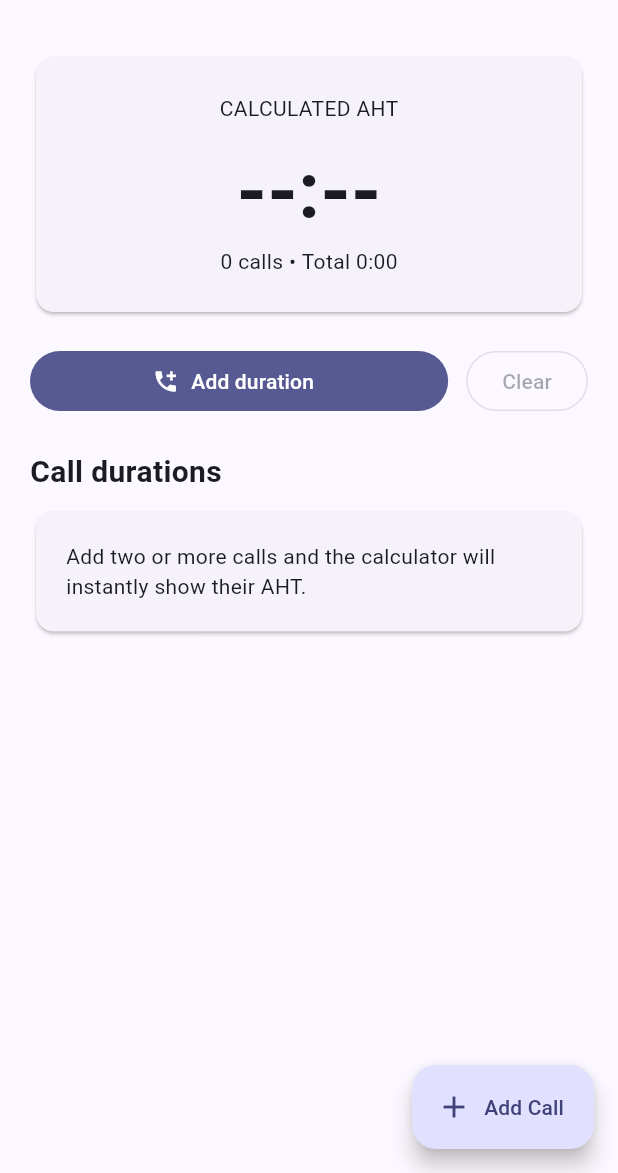
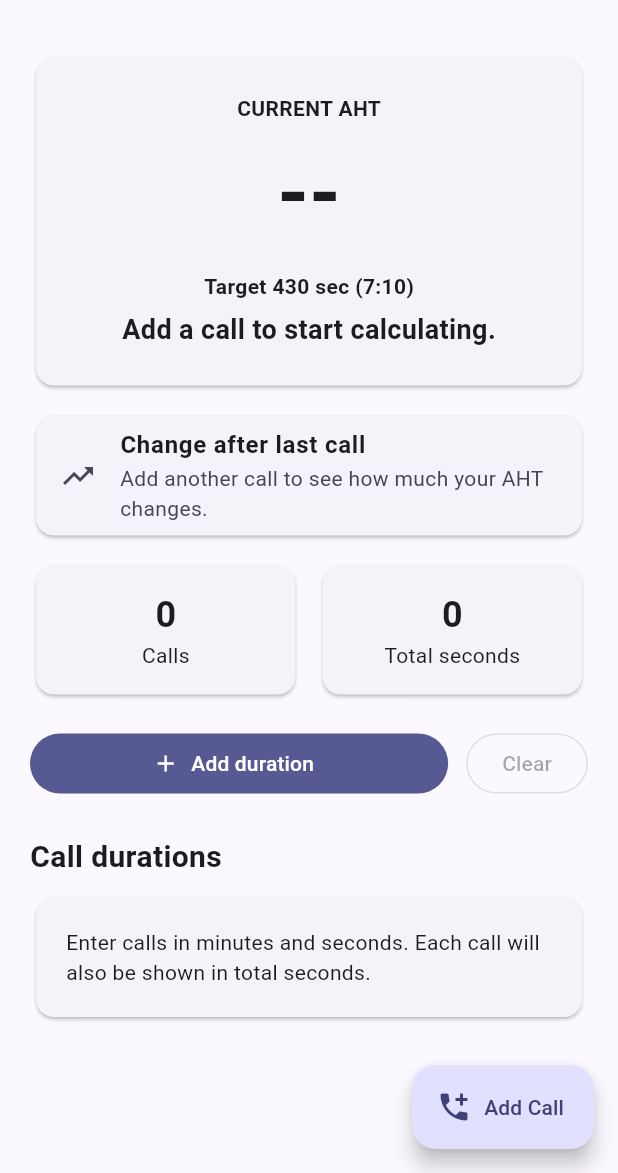
Before and after one commit to mohamedramzy676-hue/AHT-Calculator, a Flutter app: the AhtCalculatorPage screen opened directly, on a phone screen of 412 x 824 dp, the part 63-1236 px from its top. Run offline on Flutter 3.47's test engine with Material 3 defaults, Android fonts, the phone set to English and light mode, and no system bars; our stand-ins replace shared_preferences; accounts and stored records are empty.

Commit message:
Show AHT in seconds with target and per-call change

```diff
--- a/lib/screens/aht_calculator_page.dart
+++ b/lib/screens/aht_calculator_page.dart
@@ -2,7 +2,8 @@ import 'package:flutter/material.dart';
 import '../core/aht_calculator.dart';
 
 class AhtCalculatorPage extends StatefulWidget {
-  const AhtCalculatorPage({super.key});
+  const AhtCalculatorPage({super.key, this.targetSeconds = 430});
+  final int targetSeconds;
 
   @override
   State<AhtCalculatorPage> createState() => _AhtCalculatorPageState();
@@ -11,72 +12,131 @@ class AhtCalculatorPage extends StatefulWidget {
 class _AhtCalculatorPageState extends State<AhtCalculatorPage> {
   final List<int> durations = [];
 
-  String formatSeconds(num value) {
-    final seconds = value.round();
-    return '${seconds ~/ 60}:${(seconds % 60).toString().padLeft(2, '0')}';
+  int roundedAverage(List<int> values) => AhtCalculator.average(values).round();
+
+  String clock(int seconds) =>
+      '${seconds ~/ 60}:${(seconds % 60).toString().padLeft(2, '0')}';
+
+  int? get previousAht {
+    if (durations.length < 2) return null;
+    return roundedAverage(durations.sublist(0, durations.length - 1));
   }
 
   Future<void> addDuration() async {
     final min = TextEditingController();
     final sec = TextEditingController();
+    String? error;
     final value = await showDialog<int>(
       context: context,
-      builder: (context) => AlertDialog(
+      builder: (context) => StatefulBuilder(builder: (context, setDialogState) => AlertDialog(
         title: const Text('Add call duration'),
-        content: Row(children: [
-          Expanded(child: TextField(controller: min, autofocus: true, keyboardType: TextInputType.number, decoration: const InputDecoration(labelText: 'Minutes'))),
-          const SizedBox(width: 12),
-          Expanded(child: TextField(controller: sec, keyboardType: TextInputType.number, decoration: const InputDecoration(labelText: 'Seconds'))),
+        content: Column(mainAxisSize: MainAxisSize.min, children: [
+          Row(children: [
+            Expanded(child: TextField(controller: min, autofocus: true, keyboardType: TextInputType.number, decoration: const InputDecoration(labelText: 'Minutes'))),
+            const SizedBox(width: 12),
+            Expanded(child: TextField(controller: sec, keyboardType: TextInputType.number, decoration: const InputDecoration(labelText: 'Seconds'))),
+          ]),
+          if (error != null) Padding(padding: const EdgeInsets.only(top: 10), child: Text(error!, style: TextStyle(color: Theme.of(context).colorScheme.error))),
         ]),
         actions: [
           TextButton(onPressed: () => Navigator.pop(context), child: const Text('Cancel')),
           FilledButton(onPressed: () {
-            final minutes = int.tryParse(min.text) ?? 0;
-            final seconds = int.tryParse(sec.text) ?? 0;
-            if (minutes >= 0 && seconds >= 0 && seconds < 60 && minutes * 60 + seconds > 0) {
-              Navigator.pop(context, minutes * 60 + seconds);
+            final minutes = int.tryParse(min.text);
+            final seconds = int.tryParse(sec.text);
+            if (minutes == null || seconds == null || minutes < 0 || seconds < 0 || seconds > 59 || minutes * 60 + seconds <= 0) {
+              setDialogState(() => error = 'Enter a valid time. Seconds must be 0–59.');
+              return;
             }
-          }, child: const Text('Add')),
+            Navigator.pop(context, minutes * 60 + seconds);
+          }, child: const Text('Add Call')),
         ],
-      ),
+      )),
     );
     if (value != null) setState(() => durations.add(value));
   }
 
   @override
   Widget build(BuildContext context) {
-    final average = AhtCalculator.average(durations);
+    final hasCalls = durations.isNotEmpty;
+    final aht = hasCalls ? roundedAverage(durations) : 0;
+    final targetDifference = hasCalls ? aht - widget.targetSeconds : 0;
+    final previous = previousAht;
+    final lastChange = previous == null ? null : aht - previous;
     final total = AhtCalculator.totalSeconds(durations);
+
+    String targetStatus() {
+      if (!hasCalls) return 'Add a call to start calculating.';
+      if (targetDifference == 0) return 'Exactly on target';
+      if (targetDifference < 0) return '${targetDifference.abs()} sec below target';
+      return '+$targetDifference sec above target';
+    }
+
+    String changeStatus() {
+      if (lastChange == null) return 'Add another call to see how much your AHT changes.';
+      if (lastChange == 0) return 'Last call did not change your AHT.';
+      if (lastChange < 0) return 'Last call improved AHT by ${lastChange.abs()} sec ↓';
+      return 'Last call increased AHT by $lastChange sec ↑';
+    }
+
     return Scaffold(
       appBar: AppBar(title: const Text('AHT Calculator')),
-      floatingActionButton: FloatingActionButton.extended(onPressed: addDuration, icon: const Icon(Icons.add), label: const Text('Add Call')),
+      floatingActionButton: FloatingActionButton.extended(onPressed: addDuration, icon: const Icon(Icons.add_call), label: const Text('Add Call')),
       body: ListView(padding: const EdgeInsets.all(20), children: [
         Card(child: Padding(padding: const EdgeInsets.all(24), child: Column(children: [
-          const Text('CALCULATED AHT'),
+          const Text('CURRENT AHT', style: TextStyle(fontWeight: FontWeight.w600)),
           const SizedBox(height: 8),
-          Text(durations.isEmpty ? '--:--' : formatSeconds(average), style: const TextStyle(fontSize: 52, fontWeight: FontWeight.bold)),
-          Text('${durations.length} calls • Total ${formatSeconds(total)}'),
+          Text(hasCalls ? '$aht sec' : '--', style: const TextStyle(fontSize: 54, fontWeight: FontWeight.bold)),
+          if (hasCalls) Text('${clock(aht)} min:sec', style: Theme.of(context).textTheme.titleMedium),
+          const SizedBox(height: 14),
+          Text('Target ${widget.targetSeconds} sec (${clock(widget.targetSeconds)})', style: const TextStyle(fontWeight: FontWeight.w600)),
+          const SizedBox(height: 6),
+          Text(targetStatus(), style: TextStyle(fontSize: 18, fontWeight: FontWeight.bold, color: !hasCalls ? null : targetDifference <= 0 ? Colors.green.shade700 : Theme.of(context).colorScheme.error)),
         ]))),
+        const SizedBox(height: 12),
+        Card(child: ListTile(
+          leading: Icon(lastChange != null && lastChange <= 0 ? Icons.trending_down : Icons.trending_up),
+          title: const Text('Change after last call', style: TextStyle(fontWeight: FontWeight.bold)),
+          subtitle: Text(changeStatus()),
+        )),
+        const SizedBox(height: 12),
+        Row(children: [
+          Expanded(child: _Stat(label: 'Calls', value: '${durations.length}')),
+          const SizedBox(width: 10),
+          Expanded(child: _Stat(label: 'Total seconds', value: '$total')),
+        ]),
         const SizedBox(height: 18),
         Row(children: [
-          Expanded(child: FilledButton.icon(onPressed: addDuration, icon: const Icon(Icons.add_call), label: const Text('Add duration'))),
+          Expanded(child: FilledButton.icon(onPressed: addDuration, icon: const Icon(Icons.add), label: const Text('Add duration'))),
           const SizedBox(width: 12),
           OutlinedButton(onPressed: durations.isEmpty ? null : () => setState(durations.clear), child: const Text('Clear')),
         ]),
-        const SizedBox(height: 22),
+        const SizedBox(height: 24),
         const Text('Call durations', style: TextStyle(fontSize: 20, fontWeight: FontWeight.bold)),
         const SizedBox(height: 8),
         if (durations.isEmpty)
-          const Card(child: Padding(padding: EdgeInsets.all(20), child: Text('Add two or more calls and the calculator will instantly show their AHT.')))
+          const Card(child: Padding(padding: EdgeInsets.all(20), child: Text('Enter calls in minutes and seconds. Each call will also be shown in total seconds.')))
         else
-          ...durations.asMap().entries.map((entry) => Card(child: ListTile(
-            leading: CircleAvatar(child: Text('${entry.key + 1}')),
-            title: Text('Call ${entry.key + 1}'),
-            subtitle: Text(formatSeconds(entry.value)),
-            trailing: IconButton(icon: const Icon(Icons.delete_outline), onPressed: () => setState(() => durations.removeAt(entry.key))),
-          ))),
+          ...durations.asMap().entries.map((entry) {
+            final running = roundedAverage(durations.take(entry.key + 1).toList());
+            final before = entry.key == 0 ? null : roundedAverage(durations.take(entry.key).toList());
+            final delta = before == null ? null : running - before;
+            return Card(child: ListTile(
+              leading: CircleAvatar(child: Text('${entry.key + 1}')),
+              title: Text('${entry.value} sec  •  ${clock(entry.value)}'),
+              subtitle: Text('AHT after call: $running sec${delta == null ? '' : delta == 0 ? ' • no change' : delta < 0 ? ' • ${delta.abs()} sec lower ↓' : ' • $delta sec higher ↑'}'),
+              trailing: IconButton(icon: const Icon(Icons.delete_outline), onPressed: () => setState(() => durations.removeAt(entry.key))),
+            ));
+          }),
         const SizedBox(height: 90),
       ]),
     );
   }
 }
+
+class _Stat extends StatelessWidget {
+  const _Stat({required this.label, required this.value});
+  final String label;
+  final String value;
+  @override
+  Widget build(BuildContext context) => Card(child: Padding(padding: const EdgeInsets.all(16), child: Column(children: [Text(value, style: const TextStyle(fontSize: 24, fontWeight: FontWeight.bold)), Text(label)])));
+}
```
